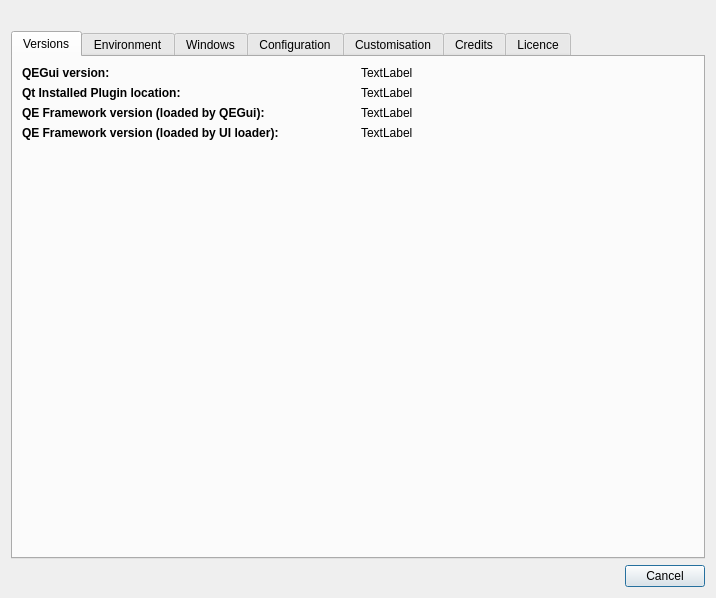
andrewrhyder/epicsqt, file applications/QEGuiApp/src/aboutDialog.ui: the form before one commit.
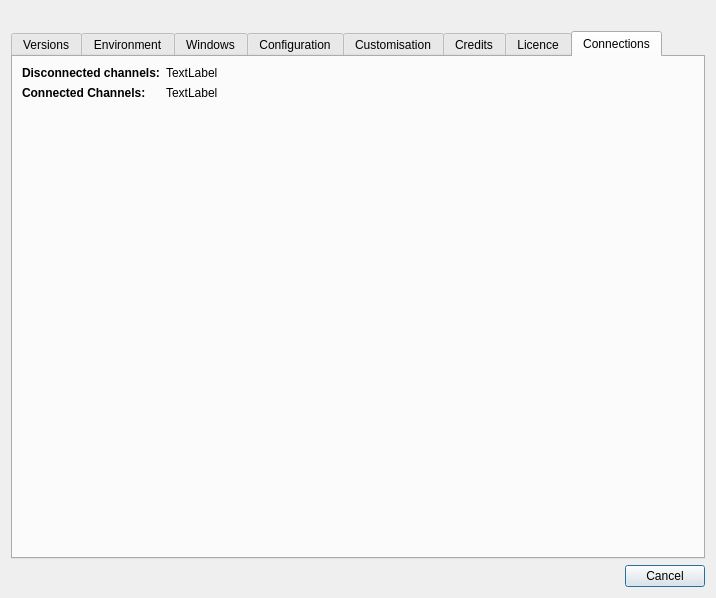
The form after the commit. The open tabs and pages were chosen to show the change. Icons and pictures are not drawn.

Commit message: Add connection/disconnection counts to QCa data classes and display those in the QEGui Help/About dialog.

```diff
--- a/applications/QEGuiApp/src/aboutDialog.ui
+++ b/applications/QEGuiApp/src/aboutDialog.ui
@@ -33,7 +33,7 @@
       <attribute name="title">
        <string>Versions</string>
       </attribute>
-      <layout class="QGridLayout" name="gridLayout" columnstretch="0,0">
+      <layout class="QGridLayout" name="gridLayout" columnstretch="0,1">
        <item row="0" column="0">
         <widget class="QLabel" name="label_2">
          <property name="font">
@@ -484,20 +484,80 @@
           <string>&lt;!DOCTYPE HTML PUBLIC &quot;-//W3C//DTD HTML 4.0//EN&quot; &quot;http://www.w3.org/TR/REC-html40/strict.dtd&quot;&gt;
 &lt;html&gt;&lt;head&gt;&lt;meta name=&quot;qrichtext&quot; content=&quot;1&quot; /&gt;&lt;style type=&quot;text/css&quot;&gt;
 p, li { white-space: pre-wrap; }
-&lt;/style&gt;&lt;/head&gt;&lt;body style=&quot; font-family:'Sans'; font-size:10pt; font-weight:400; font-style:normal;&quot;&gt;
-&lt;p style=&quot; margin-top:0px; margin-bottom:0px; margin-left:0px; margin-right:0px; -qt-block-indent:0; text-indent:0px;&quot;&gt;&lt;span style=&quot; font-family:'Sans Serif'; color:#000000;&quot;&gt;QEGui is part of the &lt;/span&gt;&lt;span style=&quot; font-family:'Sans Serif';&quot;&gt;epicsqt&lt;/span&gt;&lt;span style=&quot; font-family:'Sans Serif'; color:#000000;&quot;&gt; framework which is free software: you can redistribute it and/or modify &lt;/span&gt;&lt;span style=&quot; font-family:'Courier New,courier'; color:#000000;&quot;&gt;it under the terms of the GNU General Public License as published by the Free Software Foundation, either version 3 of the License, or (at your option) any later version.&lt;/span&gt;&lt;/p&gt;
-&lt;p style=&quot;-qt-paragraph-type:empty; margin-top:0px; margin-bottom:0px; margin-left:0px; margin-right:0px; -qt-block-indent:0; text-indent:0px; font-family:'Courier New,courier'; color:#000000;&quot;&gt;&lt;br /&gt;&lt;/p&gt;
-&lt;p style=&quot; margin-top:0px; margin-bottom:0px; margin-left:0px; margin-right:0px; -qt-block-indent:0; text-indent:0px;&quot;&gt;&lt;span style=&quot; font-family:'Courier New,courier'; color:#000000;&quot;&gt;&lt;br /&gt;&lt;/span&gt;&lt;/p&gt;
-&lt;p style=&quot; margin-top:0px; margin-bottom:0px; margin-left:0px; margin-right:0px; -qt-block-indent:0; text-indent:0px;&quot;&gt;&lt;span style=&quot; font-family:'Courier New,courier'; color:#000000;&quot;&gt;&lt;br /&gt;&lt;/span&gt;&lt;/p&gt;
-&lt;p style=&quot; margin-top:0px; margin-bottom:0px; margin-left:0px; margin-right:0px; -qt-block-indent:0; text-indent:0px;&quot;&gt;&lt;span style=&quot; font-family:'Courier New,courier'; color:#000000;&quot;&gt;The EPICS QT Framework is distributed in the hope that it will be useful, but WITHOUT ANY WARRANTY; without even the implied warranty of MERCHANTABILITY or FITNESS FOR A PARTICULAR PURPOSE.  See the GNU General Public License for more details.&lt;/span&gt;&lt;/p&gt;
-&lt;p style=&quot;-qt-paragraph-type:empty; margin-top:0px; margin-bottom:0px; margin-left:0px; margin-right:0px; -qt-block-indent:0; text-indent:0px; font-family:'Courier New,courier'; color:#000000;&quot;&gt;&lt;br /&gt;&lt;/p&gt;
-&lt;p style=&quot; margin-top:0px; margin-bottom:0px; margin-left:0px; margin-right:0px; -qt-block-indent:0; text-indent:0px;&quot;&gt;&lt;span style=&quot; font-family:'Courier New,courier'; color:#000000;&quot;&gt;&lt;br /&gt;&lt;/span&gt;&lt;/p&gt;
-&lt;p style=&quot; margin-top:0px; margin-bottom:0px; margin-left:0px; margin-right:0px; -qt-block-indent:0; text-indent:0px;&quot;&gt;&lt;span style=&quot; font-family:'Courier New,courier'; color:#000000;&quot;&gt;&lt;br /&gt;&lt;/span&gt;&lt;/p&gt;
-&lt;p style=&quot; margin-top:0px; margin-bottom:0px; margin-left:0px; margin-right:0px; -qt-block-indent:0; text-indent:0px;&quot;&gt;&lt;span style=&quot; font-family:'Courier New,courier'; color:#000000;&quot;&gt;You should have received a copy of the GNU General Public License along with the EPICS QT Framework.  If not, see &lt;/span&gt;&lt;a href=&quot;http://www.gnu.org/licenses/&quot;&gt;&lt;span style=&quot; font-family:'Sans Serif'; text-decoration: underline; color:#0057ae;&quot;&gt;http://www.gnu.org/licenses/&lt;/span&gt;&lt;/a&gt;&lt;span style=&quot; font-family:'Courier New,courier'; color:#000000;&quot;&gt;.&lt;/span&gt;&lt;/p&gt;
-&lt;p style=&quot;-qt-paragraph-type:empty; margin-top:0px; margin-bottom:0px; margin-left:0px; margin-right:0px; -qt-block-indent:0; text-indent:0px; font-family:'Courier New,courier'; color:#000000;&quot;&gt;&lt;br /&gt;&lt;/p&gt;
-&lt;p style=&quot; margin-top:0px; margin-bottom:0px; margin-left:0px; margin-right:0px; -qt-block-indent:0; text-indent:0px;&quot;&gt;&lt;span style=&quot; font-family:'Courier New,courier'; color:#000000;&quot;&gt;&lt;br /&gt;&lt;/span&gt;&lt;/p&gt;
-&lt;p style=&quot; margin-top:0px; margin-bottom:0px; margin-left:0px; margin-right:0px; -qt-block-indent:0; text-indent:0px;&quot;&gt;&lt;span style=&quot; font-family:'Courier New,courier'; color:#000000;&quot;&gt;&lt;br /&gt;&lt;/span&gt;&lt;/p&gt;
-&lt;p style=&quot; margin-top:0px; margin-bottom:0px; margin-left:0px; margin-right:0px; -qt-block-indent:0; text-indent:0px;&quot;&gt;&lt;span style=&quot; font-family:'Courier New,courier'; color:#000000;&quot;&gt;Copyright (c) 2013&lt;/span&gt;&lt;/p&gt;&lt;/body&gt;&lt;/html&gt;</string>
+&lt;/style&gt;&lt;/head&gt;&lt;body style=&quot; font-family:'MS Shell Dlg 2'; font-size:8.25pt; font-weight:400; font-style:normal;&quot;&gt;
+&lt;p style=&quot; margin-top:0px; margin-bottom:0px; margin-left:0px; margin-right:0px; -qt-block-indent:0; text-indent:0px;&quot;&gt;&lt;span style=&quot; font-family:'Sans Serif'; font-size:10pt; color:#000000;&quot;&gt;QEGui is part of the &lt;/span&gt;&lt;span style=&quot; font-family:'Sans Serif'; font-size:10pt;&quot;&gt;epicsqt&lt;/span&gt;&lt;span style=&quot; font-family:'Sans Serif'; font-size:10pt; color:#000000;&quot;&gt; framework which is free software: you can redistribute it and/or modify &lt;/span&gt;&lt;span style=&quot; font-family:'Courier New,courier'; font-size:10pt; color:#000000;&quot;&gt;it under the terms of the GNU General Public License as published by the Free Software Foundation, either version 3 of the License, or (at your option) any later version.&lt;/span&gt;&lt;/p&gt;
+&lt;p style=&quot;-qt-paragraph-type:empty; margin-top:0px; margin-bottom:0px; margin-left:0px; margin-right:0px; -qt-block-indent:0; text-indent:0px; font-family:'Courier New,courier'; font-size:10pt; color:#000000;&quot;&gt;&lt;br /&gt;&lt;/p&gt;
+&lt;p style=&quot; margin-top:0px; margin-bottom:0px; margin-left:0px; margin-right:0px; -qt-block-indent:0; text-indent:0px;&quot;&gt;&lt;span style=&quot; font-family:'Courier New,courier'; font-size:10pt; color:#000000;&quot;&gt;&lt;br /&gt;&lt;/span&gt;&lt;/p&gt;
+&lt;p style=&quot; margin-top:0px; margin-bottom:0px; margin-left:0px; margin-right:0px; -qt-block-indent:0; text-indent:0px;&quot;&gt;&lt;span style=&quot; font-family:'Courier New,courier'; font-size:10pt; color:#000000;&quot;&gt;&lt;br /&gt;&lt;/span&gt;&lt;/p&gt;
+&lt;p style=&quot; margin-top:0px; margin-bottom:0px; margin-left:0px; margin-right:0px; -qt-block-indent:0; text-indent:0px;&quot;&gt;&lt;span style=&quot; font-family:'Courier New,courier'; font-size:10pt; color:#000000;&quot;&gt;The EPICS QT Framework is distributed in the hope that it will be useful, but WITHOUT ANY WARRANTY; without even the implied warranty of MERCHANTABILITY or FITNESS FOR A PARTICULAR PURPOSE.  See the GNU General Public License for more details.&lt;/span&gt;&lt;/p&gt;
+&lt;p style=&quot;-qt-paragraph-type:empty; margin-top:0px; margin-bottom:0px; margin-left:0px; margin-right:0px; -qt-block-indent:0; text-indent:0px; font-family:'Courier New,courier'; font-size:10pt; color:#000000;&quot;&gt;&lt;br /&gt;&lt;/p&gt;
+&lt;p style=&quot; margin-top:0px; margin-bottom:0px; margin-left:0px; margin-right:0px; -qt-block-indent:0; text-indent:0px;&quot;&gt;&lt;span style=&quot; font-family:'Courier New,courier'; font-size:10pt; color:#000000;&quot;&gt;&lt;br /&gt;&lt;/span&gt;&lt;/p&gt;
+&lt;p style=&quot; margin-top:0px; margin-bottom:0px; margin-left:0px; margin-right:0px; -qt-block-indent:0; text-indent:0px;&quot;&gt;&lt;span style=&quot; font-family:'Courier New,courier'; font-size:10pt; color:#000000;&quot;&gt;&lt;br /&gt;&lt;/span&gt;&lt;/p&gt;
+&lt;p style=&quot; margin-top:0px; margin-bottom:0px; margin-left:0px; margin-right:0px; -qt-block-indent:0; text-indent:0px;&quot;&gt;&lt;span style=&quot; font-family:'Courier New,courier'; font-size:10pt; color:#000000;&quot;&gt;You should have received a copy of the GNU General Public License along with the EPICS QT Framework.  If not, see &lt;/span&gt;&lt;a href=&quot;http://www.gnu.org/licenses/&quot;&gt;&lt;span style=&quot; font-family:'Sans Serif'; font-size:10pt; text-decoration: underline; color:#0057ae;&quot;&gt;http://www.gnu.org/licenses/&lt;/span&gt;&lt;/a&gt;&lt;span style=&quot; font-family:'Courier New,courier'; font-size:10pt; color:#000000;&quot;&gt;.&lt;/span&gt;&lt;/p&gt;
+&lt;p style=&quot;-qt-paragraph-type:empty; margin-top:0px; margin-bottom:0px; margin-left:0px; margin-right:0px; -qt-block-indent:0; text-indent:0px; font-family:'Courier New,courier'; font-size:10pt; color:#000000;&quot;&gt;&lt;br /&gt;&lt;/p&gt;
+&lt;p style=&quot; margin-top:0px; margin-bottom:0px; margin-left:0px; margin-right:0px; -qt-block-indent:0; text-indent:0px;&quot;&gt;&lt;span style=&quot; font-family:'Courier New,courier'; font-size:10pt; color:#000000;&quot;&gt;&lt;br /&gt;&lt;/span&gt;&lt;/p&gt;
+&lt;p style=&quot; margin-top:0px; margin-bottom:0px; margin-left:0px; margin-right:0px; -qt-block-indent:0; text-indent:0px;&quot;&gt;&lt;span style=&quot; font-family:'Courier New,courier'; font-size:10pt; color:#000000;&quot;&gt;&lt;br /&gt;&lt;/span&gt;&lt;/p&gt;
+&lt;p style=&quot; margin-top:0px; margin-bottom:0px; margin-left:0px; margin-right:0px; -qt-block-indent:0; text-indent:0px;&quot;&gt;&lt;span style=&quot; font-family:'Courier New,courier'; font-size:10pt; color:#000000;&quot;&gt;Copyright (c) 2013&lt;/span&gt;&lt;/p&gt;&lt;/body&gt;&lt;/html&gt;</string>
+         </property>
+        </widget>
+       </item>
+      </layout>
+     </widget>
+     <widget class="QWidget" name="tab_7">
+      <attribute name="title">
+       <string>Connections</string>
+      </attribute>
+      <layout class="QGridLayout" name="gridLayout_5" columnstretch="0,1">
+       <item row="0" column="0">
+        <widget class="QLabel" name="label_19">
+         <property name="font">
+          <font>
+           <weight>75</weight>
+           <bold>true</bold>
+          </font>
+         </property>
+         <property name="text">
+          <string>Disconnected channels:</string>
+         </property>
+        </widget>
+       </item>
+       <item row="1" column="0">
+        <widget class="QLabel" name="label_18">
+         <property name="font">
+          <font>
+           <weight>75</weight>
+           <bold>true</bold>
+          </font>
+         </property>
+         <property name="text">
+          <string>Connected Channels:</string>
+         </property>
+        </widget>
+       </item>
+       <item row="3" column="0">
+        <spacer name="verticalSpacer_5">
+         <property name="orientation">
+          <enum>Qt::Vertical</enum>
+         </property>
+         <property name="sizeHint" stdset="0">
+          <size>
+           <width>20</width>
+           <height>410</height>
+          </size>
+         </property>
+        </spacer>
+       </item>
+       <item row="0" column="1">
+        <widget class="QLabel" name="disconnectedChannelsLabel">
+         <property name="text">
+          <string>TextLabel</string>
+         </property>
+        </widget>
+       </item>
+       <item row="1" column="1">
+        <widget class="QLabel" name="connectedChannelsLabel">
+         <property name="text">
+          <string>TextLabel</string>
          </property>
         </widget>
        </item>
```
Left out of the diff: 20 changed lines with no effect on the pictures. The commit also changes 10 other files.
